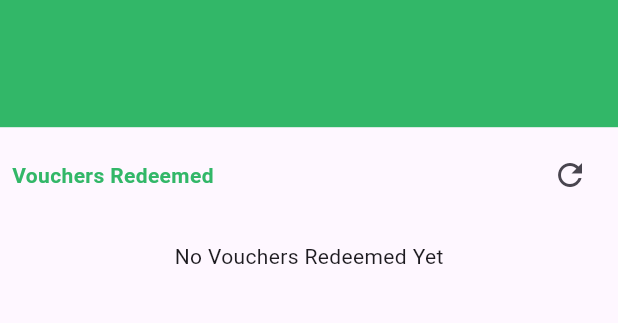
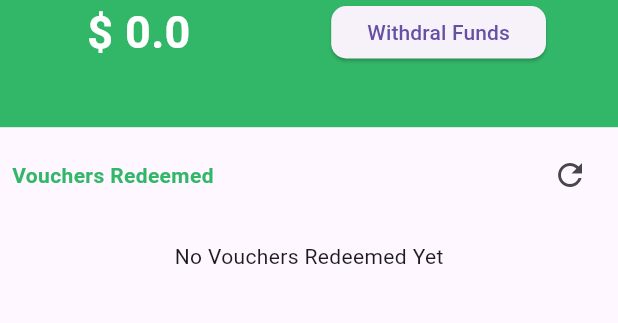
Before and after one commit to DevPrinceK/evoucher-app, a Flutter app: the RestaurantUserStatsScreen widget shown alone on an empty page, opened directly, on a phone screen of 412 x 824 dp, the part 120-443 px from its top. Run offline on Flutter 3.47's test engine with Material 2 defaults, Android fonts, the phone set to English and light mode, and no system bars; our stand-ins replace curved_navigation_bar, shared_preferences; missing offline and left inert: onboarding_intro_screen; accounts and stored records are empty; network calls fail.

Commit message:
Update restaurant_home_screen.dart

```diff
--- a/evoucher/lib/screens/dynamic/restaurant/restaurant_home_screen.dart
+++ b/evoucher/lib/screens/dynamic/restaurant/restaurant_home_screen.dart
@@ -3,6 +3,7 @@
 // ignore: unused_import
 import 'package:evoucher/consts/colors.dart';
 import 'package:evoucher/network/api_endpoints.dart';
+import 'package:evoucher/screens/withdraw_funds.dart';
 import 'package:flutter/material.dart';
 import 'package:shared_preferences/shared_preferences.dart';
 // import http package and convert dart file
@@ -20,6 +21,8 @@ class RestaurantUserStatsScreen extends StatefulWidget {
 class _RestaurantUserStatsScreenState extends State<RestaurantUserStatsScreen> {
   // get device width
   double get deviceWidth => MediaQuery.of(context).size.width;
+
+  double balance = 0.0;
 
   // firstname
   String firstName = "";
@@ -54,12 +57,19 @@ class _RestaurantUserStatsScreenState extends State<RestaurantUserStatsScreen> {
 
     if (response.statusCode == 200) {
       print("Vouchers Fetched Successfully");
-      var data = jsonDecode(response.body)["vouchers"];
+      var data = jsonDecode(response.body);
+      var voucherData = data["vouchers"];
+      var userBalance = data["balance"];
+      print("Straight from the API");
+      print(voucherData);
+      print("Balance: $userBalance");
       setState(() {
-        allVouchers = data;
+        allVouchers = voucherData;
+        balance = userBalance;
       });
       print("all vouchers");
       print(allVouchers);
+      print("Balance: $balance");
     } else {
       print('Request failed with status: ${response.statusCode}.');
     }
@@ -85,50 +95,6 @@ class _RestaurantUserStatsScreenState extends State<RestaurantUserStatsScreen> {
         );
       },
     );
-  }
-
-  // show dialog to credit account
-  Future<void> _showDialog() async {
-    await showDialog(
-        context: context,
-        builder: (BuildContext context) {
-          return AlertDialog(
-            title: const Text("Add Funds"),
-            content: SizedBox(
-              width: deviceWidth * 0.8,
-              // ignore: prefer_const_constructors
-              child: Column(
-                mainAxisSize: MainAxisSize.min,
-                crossAxisAlignment: CrossAxisAlignment.start,
-                children: const [
-                  Text("Enter Amount"),
-                  SizedBox(height: 10),
-                  SizedBox(height: 10),
-                  Text("Enter Card Number"),
-                  SizedBox(height: 10),
-                  TextField(
-                    decoration: InputDecoration(
-                      border: OutlineInputBorder(),
-                      labelText: 'Card Number',
-                    ),
-                  ),
-                ],
-              ),
-            ),
-            actions: [
-              TextButton(
-                onPressed: () {
-                  Navigator.of(context).pop();
-                },
-                child: const Text("Cancel"),
-              ),
-              TextButton(
-                onPressed: () async {},
-                child: const Text("Add"),
-              ),
-            ],
-          );
-        });
   }
 
   @override
@@ -163,6 +129,42 @@ class _RestaurantUserStatsScreenState extends State<RestaurantUserStatsScreen> {
                   const Text(
                     "Welcome to eVoucher",
                     style: TextStyle(fontSize: 20, color: Colors.white),
+                  ),
+                  Padding(
+                    padding: const EdgeInsets.only(left: 50, right: 40),
+                    child: Row(
+                      mainAxisAlignment: MainAxisAlignment.center,
+                      children: [
+                        Text(
+                          "\$ $balance",
+                          style: const TextStyle(
+                              fontSize: 30,
+                              color: Colors.white,
+                              fontWeight: FontWeight.bold),
+                        ),
+                        const Spacer(),
+                        SizedBox(
+                          height: 35,
+                          child: ElevatedButton(
+                            style: ElevatedButton.styleFrom(
+                              shape: RoundedRectangleBorder(
+                                borderRadius: BorderRadius.circular(10),
+                              ),
+                            ),
+                            onPressed: () {
+                              Navigator.push(
+                                context,
+                                MaterialPageRoute(
+                                  builder: (context) =>
+                                      const WithdrawFundScreen(),
+                                ),
+                              );
+                            },
+                            child: const Text("Withdral Funds"),
+                          ),
+                        )
+                      ],
+                    ),
                   ),
                 ],
               ),
```
